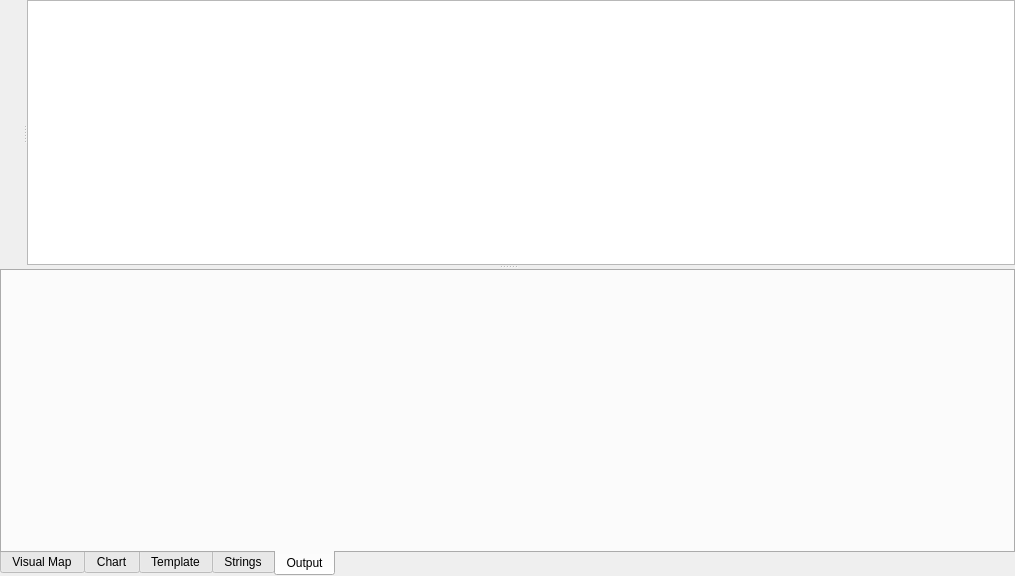
First picture: the form in PREF/widgets/views/binaryview.ui, repository PREF/PREF, before the edit.
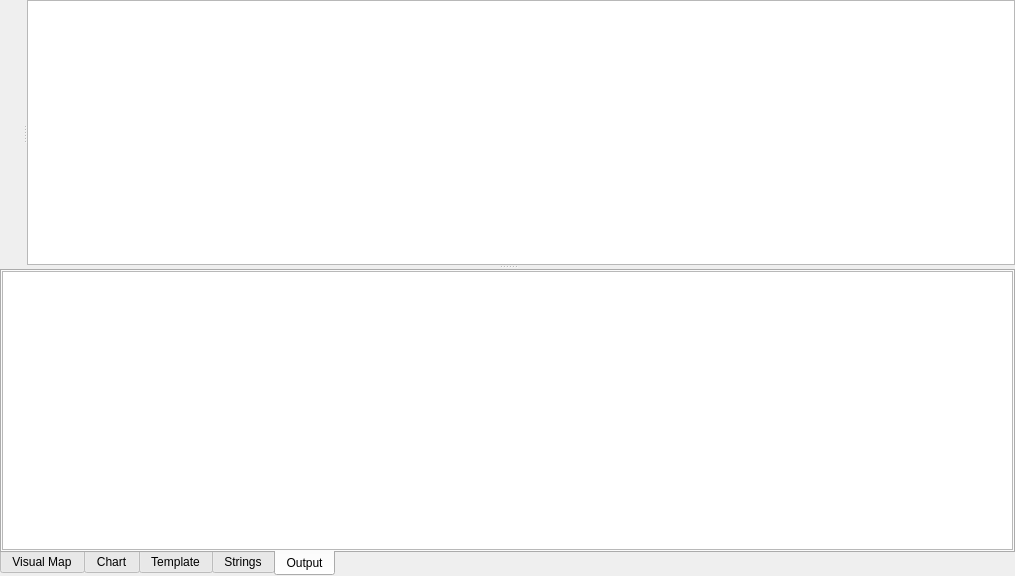
Second picture: the form after the edit. The open tabs and pages were chosen to show the change. Custom widgets are drawn as their Qt base class.

Diff of the .ui file:
```diff
--- a/PREF/widgets/views/binaryview.ui
+++ b/PREF/widgets/views/binaryview.ui
@@ -127,6 +127,26 @@
        <attribute name="title">
         <string>Output</string>
        </attribute>
+       <layout class="QVBoxLayout" name="verticalLayout_3">
+        <property name="spacing">
+         <number>0</number>
+        </property>
+        <property name="leftMargin">
+         <number>0</number>
+        </property>
+        <property name="topMargin">
+         <number>0</number>
+        </property>
+        <property name="rightMargin">
+         <number>0</number>
+        </property>
+        <property name="bottomMargin">
+         <number>0</number>
+        </property>
+        <item>
+         <widget class="LogWidget" name="logWidget"/>
+        </item>
+       </layout>
       </widget>
      </widget>
     </widget>
@@ -164,6 +184,11 @@
    <header>widgets/tabs/stringstab.h</header>
    <container>1</container>
   </customwidget>
+  <customwidget>
+   <class>LogWidget</class>
+   <extends>QPlainTextEdit</extends>
+   <header>widgets/logwidget/logwidget.h</header>
+  </customwidget>
  </customwidgets>
  <resources/>
  <connections/>
```
